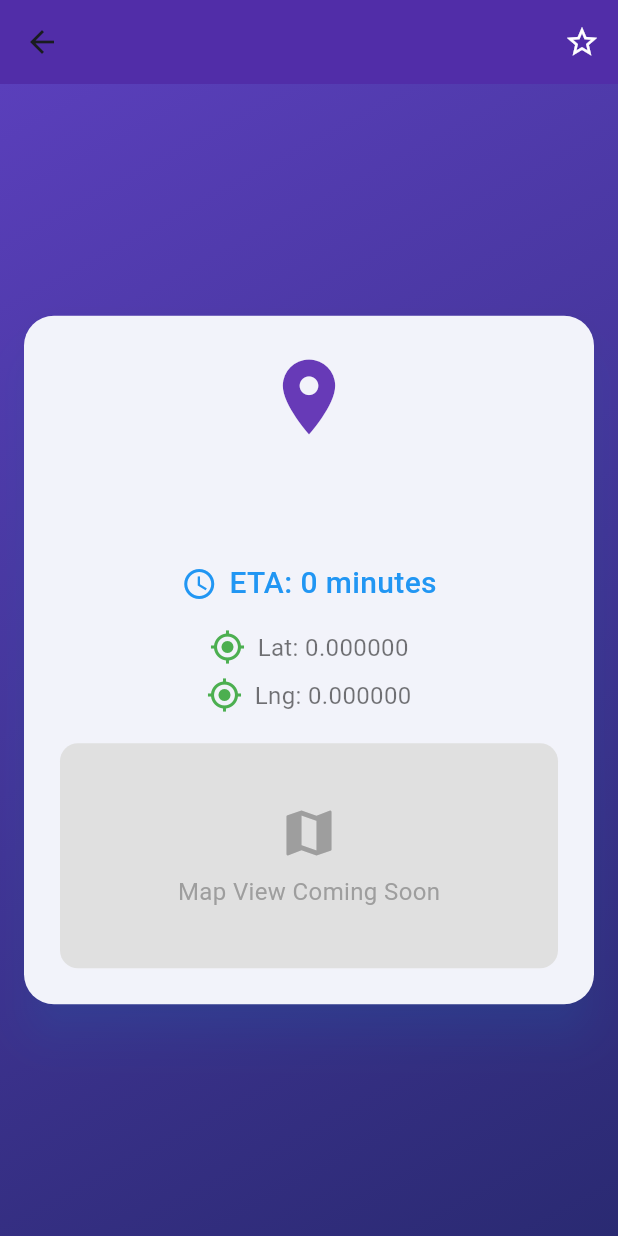
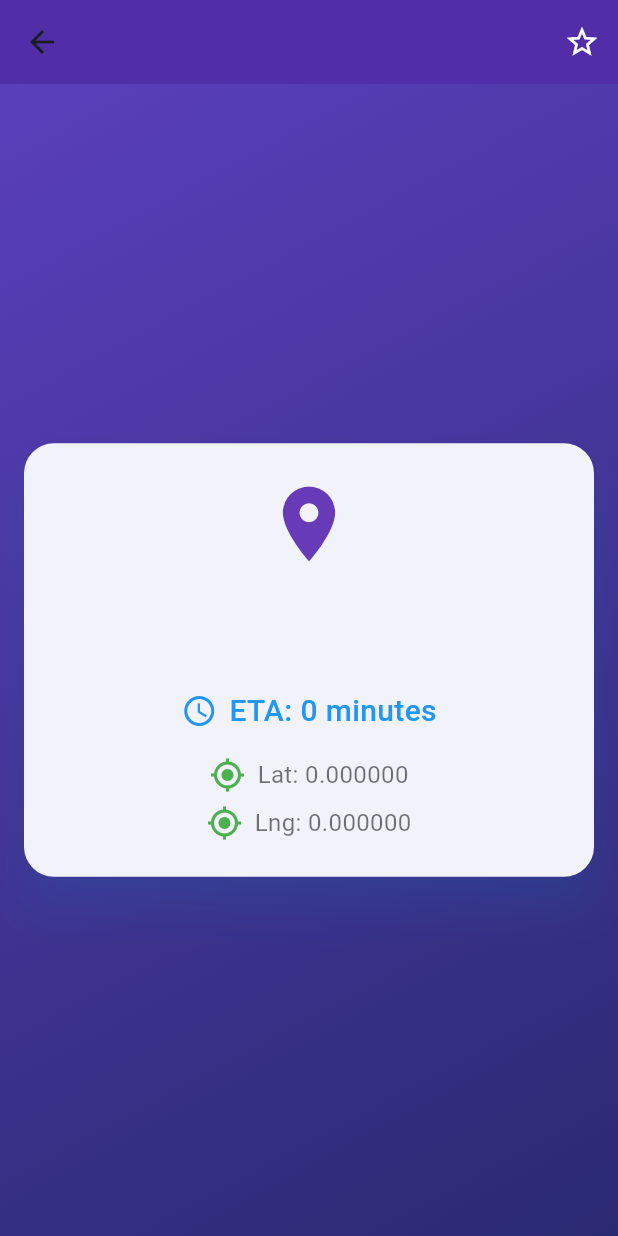
Before and after one commit to Nimal-dev/Evide_TakeHome_Assignment-NIMAL-PRINCE, a Flutter app: the DetailScreen screen opened directly with empty values, on a phone screen of 412 x 824 dp. Run offline on Flutter 3.47's test engine with Material 3 defaults, Android fonts, the light colour scheme and no system bars; our stand-ins replace shared_preferences; accounts and stored records are empty.

Commit message:
Updated the detail screen

```diff
--- a/lib/screens/stopDetails.dart
+++ b/lib/screens/stopDetails.dart
@@ -97,28 +97,6 @@ class DetailScreen extends StatelessWidget {
                       ),
                     ],
                   ),
-                  const SizedBox(height: 20),
-                  Container(
-                    height: 150,
-                    width: double.infinity,
-                    decoration: BoxDecoration(
-                      color: Colors.grey[300],
-                      borderRadius: BorderRadius.circular(12),
-                    ),
-                    child: const Center(
-                      child: Column(
-                        mainAxisAlignment: MainAxisAlignment.center,
-                        children: [
-                          Icon(Icons.map, size: 40, color: Colors.grey),
-                          SizedBox(height: 8),
-                          Text(
-                            "Map View Coming Soon",
-                            style: TextStyle(color: Colors.grey, fontSize: 16),
-                          ),
-                        ],
-                      ),
-                    ),
-                  ),
                 ],
               ),
             ),
--- a/pubspec.yaml
+++ b/pubspec.yaml
@@ -62,7 +62,7 @@ flutter:
 
   # To add assets to your application, add an assets section, like this:
   assets:
-    - assets/mock/busStopData.json
+    - assets/mock/stops.json
   #   - images/a_dot_ham.jpeg
 
   # An image asset can refer to one or more resolution-specific "variants", see
```
